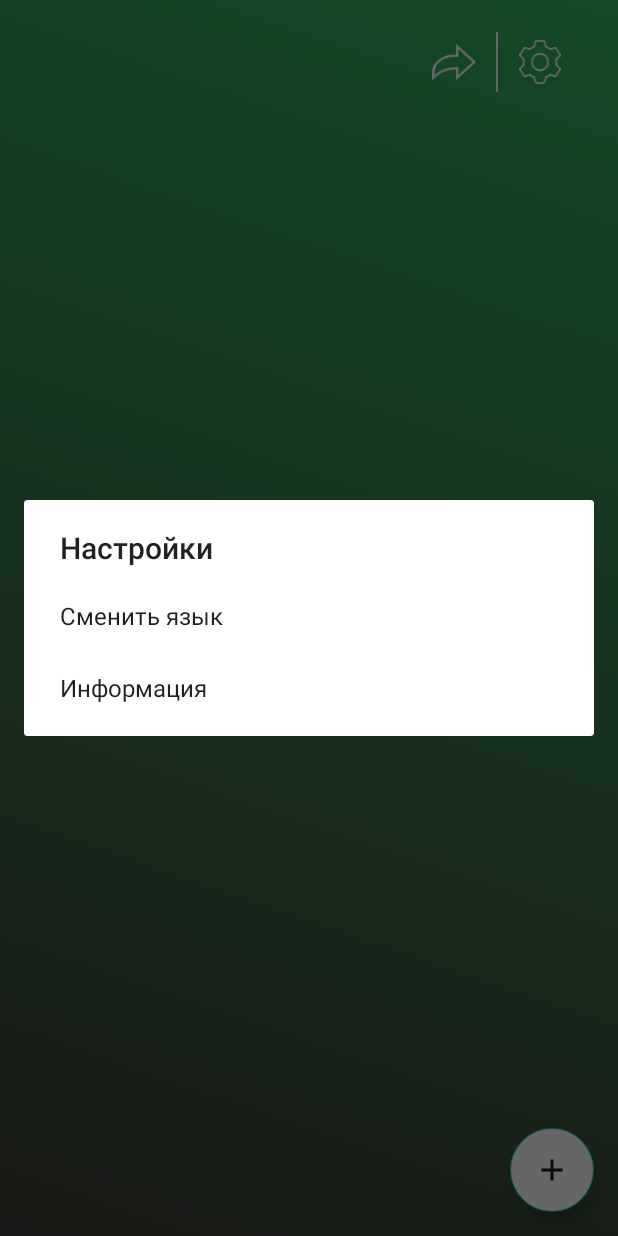
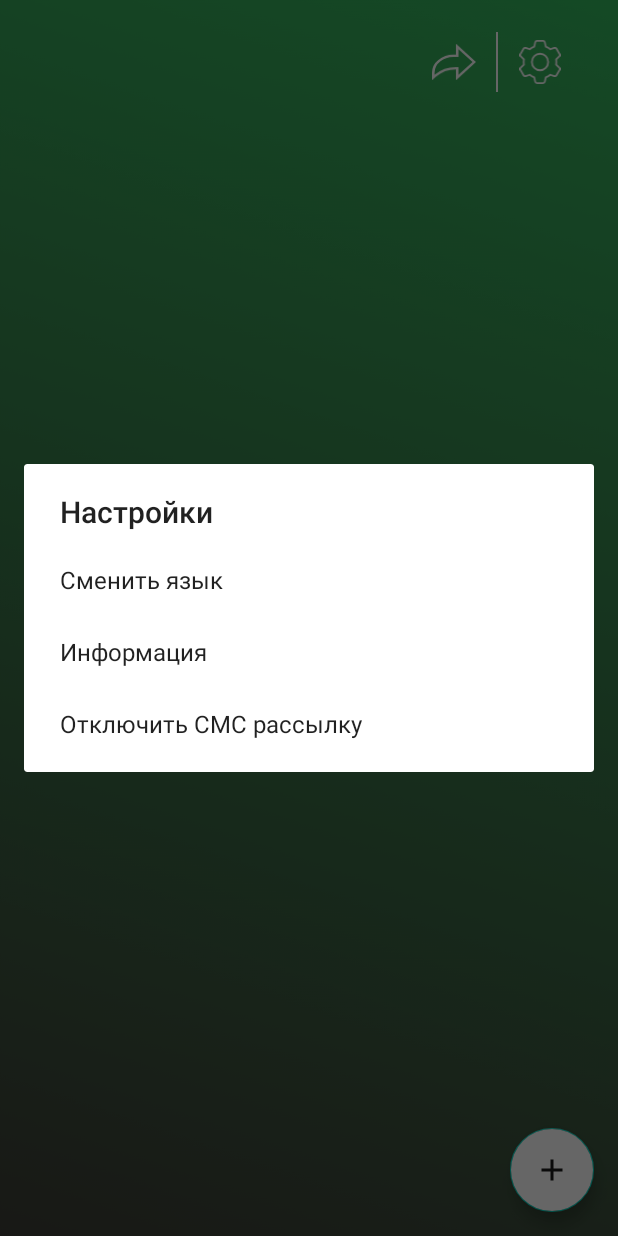
Before and after one commit to Zigfruid/Sos-project, an Android app: the screen it shows after launch (MainActivity), after a tap on an icon or button, on a phone screen of 412 x 824 dp. Run offline under Robolectric (Android 15) with nearby library versions, the phone set to English and light mode, and no system bars; our stand-ins replace Room's generated code, RxJava.

Commit message:
added stop sms

```diff
--- a/app/src/main/java/com/example/sos/ui/main/MainFragment.kt
+++ b/app/src/main/java/com/example/sos/ui/main/MainFragment.kt
@@ -19,6 +19,7 @@ import androidx.recyclerview.widget.LinearLayoutManager
 import androidx.recyclerview.widget.RecyclerView
 import com.example.sos.BuildConfig
 import com.example.sos.R
+import com.example.sos.core.broadcast.ScreenReceiver
 import com.example.sos.core.extentions.*
 import com.example.sos.core.model.SMSHelper
 import com.example.sos.core.model.Settings
@@ -41,6 +42,7 @@ class MainFragment: Fragment(R.layout.fragment_main) {
     private var selectedLanguage = ""
     private val settings: Settings by inject()
     var isSelected = false
+    private val mReceiver= ScreenReceiver()
 
     override fun onCreateView(
         inflater: LayoutInflater,
@@ -73,7 +75,8 @@ class MainFragment: Fragment(R.layout.fragment_main) {
         }
         binding.btnSettings.onClick {
             val dialog = AlertDialog.Builder(requireContext())
-            val points = arrayOf(getString(R.string.change_language), getString(R.string.information))
+            val points = arrayOf(getString(R.string.change_language), getString(R.string.information),getString(
+                            R.string.stop_sent_sms))
             dialog.setTitle(getString(R.string.settings))
             dialog.setItems(points){_,which->
                 when(which){
@@ -123,6 +126,18 @@ class MainFragment: Fragment(R.layout.fragment_main) {
                             d.dismiss()
                         }
                         dialogInfo.show()
+                    }
+                    2->{
+                        val dialogStopSentSms = AlertDialog.Builder(requireContext())
+                        dialogStopSentSms.setMessage(getString(R.string.sms_stop_dialog))
+                        dialogStopSentSms.setPositiveButton(getString(R.string.yes)){ d, _->
+                            mReceiver.isReadyToSend=false
+                            d.dismiss()
+                        }
+                        dialogStopSentSms.setNegativeButton(getString(R.string.no)){ d, _->
+                            d.dismiss()
+                        }
+                        dialogStopSentSms.show()
                     }
                 }
             }
--- a/app/src/main/res/values/strings.xml
+++ b/app/src/main/res/values/strings.xml
@@ -22,4 +22,8 @@
     <string name="app_widget_description" translatable="false">This is an app widget description</string>
     <string name="bacground_work">Работает в фоновом режиме</string>
     <string name="sms_text">Вы мой экстренный контакт. Мне нужна помощь. Вот мое примерное местоположение:https://www.google.com/maps/dir/%1$s,%2$s</string>
+    <string name="stop_sent_sms">Отключить СМС рассылку</string>
+    <string name="yes">Да</string>
+    <string name="no">Нет</string>
+    <string name="sms_stop_dialog">Вы действительно хотите остановить СМС-рассылку?</string>
 </resources>
```
Also changed, not shown: 3 other files.
